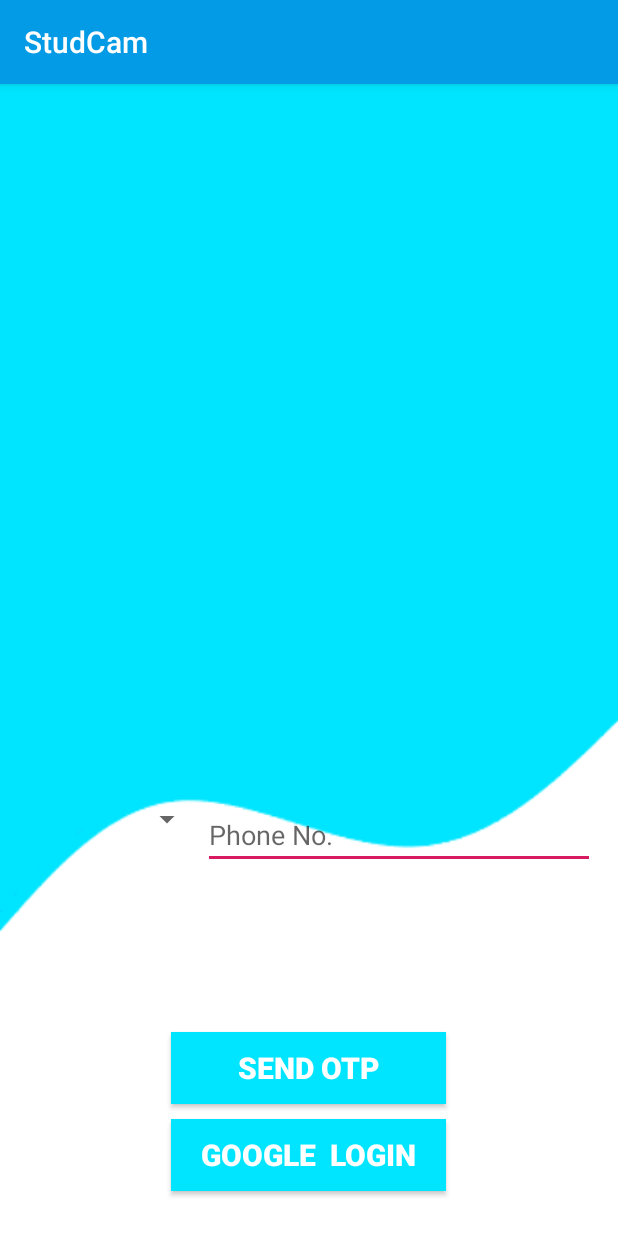
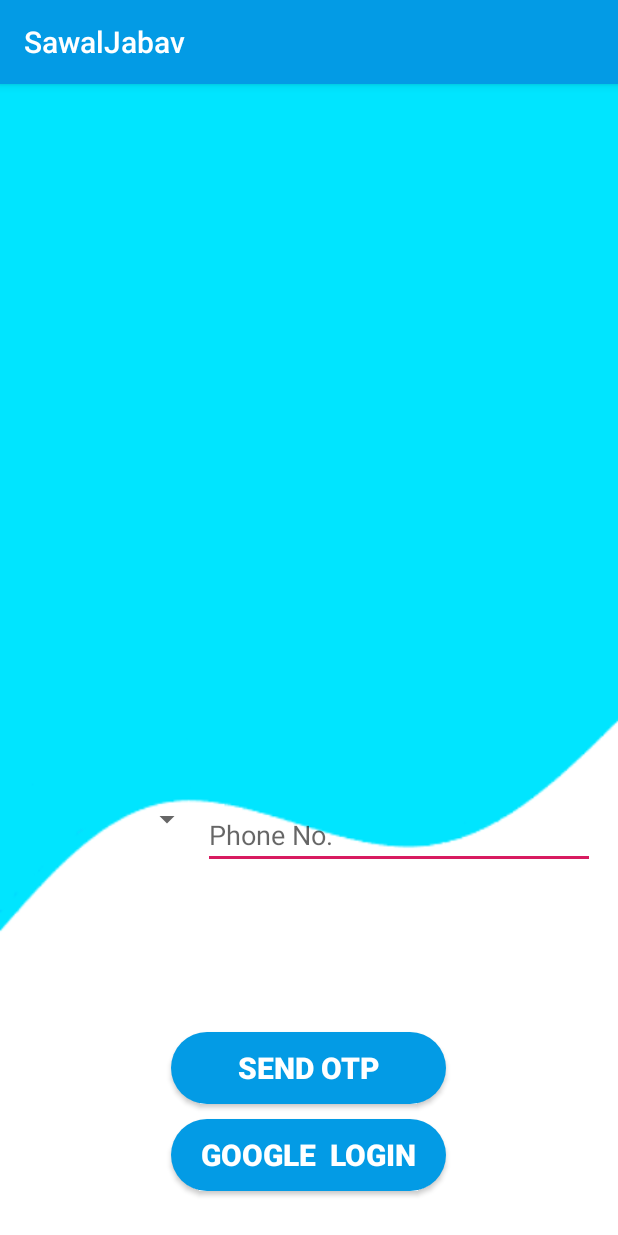
Before and after one commit to surajkumarsah/StudCam, an Android app: the PhoneReg_Activity screen opened directly, with no data from a screen before it, on a phone screen of 412 x 824 dp. Run offline under Robolectric (Android 15) with nearby library versions, the phone set to English and light mode, and no system bars; our stand-ins replace Firebase (no records; nobody signed in at launch, a user with empty details on screens opened directly); 1 statement that could not run was skipped.

Commit message:
6/03/2020

```diff
--- /dev/null
+++ b/app/src/main/res/drawable/round_bg1.xml
@@ -0,0 +1,22 @@
+<?xml version="1.0" encoding="utf-8"?>
+<selector xmlns:android="http://schemas.android.com/apk/res/android">
+    <item
+        android:state_pressed="true">
+        <shape android:shape="rectangle">
+            <solid android:color="#ffcc00" />
+            <corners android:radius="50dp" />
+        </shape>
+    </item>
+    <item>
+        <shape xmlns:android="http://schemas.android.com/apk/res/android"
+            android:shape="rectangle"
+            android:padding="10dp">
+            <solid android:color="@color/blue"/>
+            <corners
+                android:bottomRightRadius="50dp"
+                android:bottomLeftRadius="50dp"
+                android:topLeftRadius="50dp"
+                android:topRightRadius="50dp"/>
+        </shape>
+    </item>
+</selector>
--- a/app/src/main/res/layout/activity_phone_reg_.xml
+++ b/app/src/main/res/layout/activity_phone_reg_.xml
@@ -41,7 +41,7 @@
         android:layout_alignParentBottom="true"
         android:layout_centerHorizontal="true"
         android:layout_marginBottom="88dp"
-        android:background="#00e5ff"
+        android:background="@drawable/round_bg1"
         android:text="Send Otp"
         android:textAllCaps="true"
         android:textColor="@color/white"
@@ -57,12 +57,13 @@
         android:layout_alignParentBottom="true"
         android:layout_centerHorizontal="true"
         android:layout_marginBottom="30dp"
-        android:background="#00e5ff"
+        android:background="@drawable/round_bg1"
         android:text="Google  Login"
         android:textAllCaps="true"
         android:textColor="@color/white"
         android:textSize="20dp"
         android:textStyle="bold"
         />
+    <!--#00e5ff-->
 
 </RelativeLayout>
--- a/app/src/main/res/values/strings.xml
+++ b/app/src/main/res/values/strings.xml
@@ -1,5 +1,5 @@
 <resources>
-    <string name="app_name">StudCam</string>
+    <string name="app_name">SawalJabav</string>
     <string name="open">Open</string>
     <string name="close">Close</string>
     <string name="firebase_login">Firebase Login</string>
--- a/app/src/main/res/values/styles.xml
+++ b/app/src/main/res/values/styles.xml
@@ -19,6 +19,9 @@
         <!-- Customize your theme here. -->
         <item name="windowActionBar">false</item>
         <item name="windowNoTitle">true</item>
+        <item name="colorPrimary">@color/blue</item>
+        <item name="colorPrimaryDark">@color/blue1</item>
+        <item name="colorAccent">@color/colorAccent</item>
     </style>
 
 
```
Also changed, not shown: app/src/main/java/com/example/studcam/AppIntro_Activity.java (+6 -6 lines), app/src/main/java/com/example/studcam/GmailLogin_Activity.java (+32 -1 lines), app/src/main/res/drawable/ic_call_black_24dp.xml (added, +9 -0 lines), app/src/main/res/layout/activity_gmail_login_.xml (+14 -0 lines), app/src/main/res/layout/activity_splash_.xml (+4 -4 lines).
